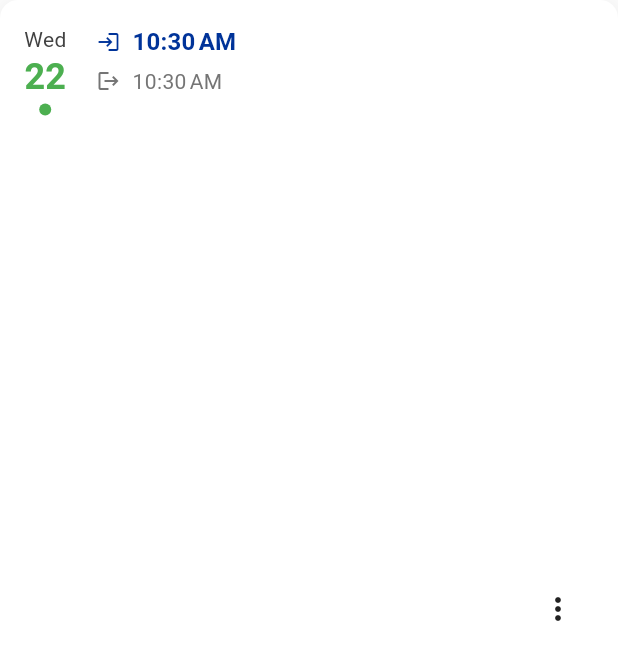
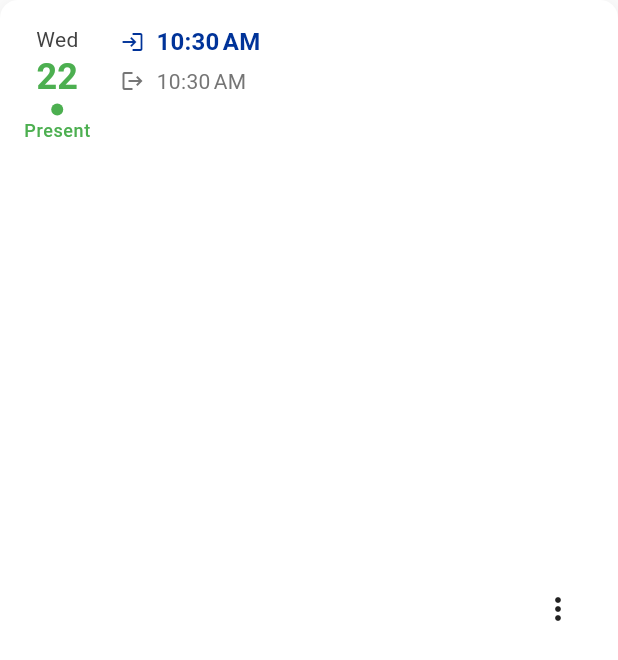
Before and after one commit to mohammad19169/DigiSoft_HRMS, a Flutter app: the _AttendanceCard widget shown alone on an empty page, opened directly with empty values, on a phone screen of 412 x 824 dp. Shown: the top 660 px of the screen. Run offline on Flutter 3.47's test engine with Material 3 defaults, Android fonts, the light colour scheme and no system bars; our stand-ins replace geolocator, google_maps_flutter, shared_preferences; accounts and stored records are empty; network calls fail.

Commit message:
added status dots for att filter screen

```diff
--- a/digisoft_app/lib/Attendance/screens/timesheet.dart
+++ b/digisoft_app/lib/Attendance/screens/timesheet.dart
@@ -459,13 +459,13 @@ class _AttendanceFilterScreenState extends State<AttendanceFilterScreen> {
                                     icon: Icons.access_time,
                                     label: 'Half Days',
                                     value: '${_statistics!['halfDays']}',
-                                    color: Colors.orange,
+                                    color: Colors.blue,
                                   ),
                                   _StatItem(
                                     icon: Icons.event_available,
                                     label: 'Leave',
                                     value: '${_statistics!['leaveDays']}',
-                                    color: Colors.blue,
+                                    color: Colors.orange,
                                   ),
                                 ],
                               ),
@@ -571,47 +571,59 @@ class _AttendanceCard extends StatelessWidget {
     final dayName = DateFormat.E().format(date);
     final dayNum = DateFormat.d().format(date);
 
+    // Debug the record to see what values we have
+    print('🎯 CARD DEBUG - Date: ${record['attendanceDate']}');
+    print('   statusName: ${record['statusName']}');
+    print('   isAbsent: ${record['isAbsent']}');
+    print('   isOnLeave: ${record['isOnLeave']}');
+    print('   isHalfDay: ${record['isHalfDay']}');
+    print('   isLate: ${record['isLate']}');
+    print('   actualStartTime: ${record['actualStartTime']}');
+
     Color statusColor = Colors.green;
-    Widget statusDot = Container(
+    String statusText = 'Present';
+    bool isLate = false;
+
+    // Use statusName as the primary indicator since it's more reliable
+    final statusName = (record['statusName'] ?? '').toString().toLowerCase();
+
+    if (statusName.contains('absent') || record['isAbsent'] == true) {
+      statusColor = Colors.red;
+      statusText = 'Absent';
+    } else if (statusName.contains('leave') || record['isOnLeave'] == true) {
+      statusColor = Colors.orange;
+      statusText = 'On Leave';
+    } else if (statusName.contains('half') || record['isHalfDay'] == true) {
+      statusColor = Colors.blue;
+      statusText = 'Half Day';
+    } else if (record['actualStartTime'] == null) {
+      // If no check-in time and no specific status, assume absent
+      statusColor = Colors.red;
+      statusText = 'Absent';
+    } else {
+      // If we reach here, it's a present day
+      statusColor = Colors.green;
+      statusText = 'Present';
+
+      // Check if it's late (but keep the green color)
+      if (record['isLate'] == true || statusName.contains('late') ||
+          (record['lateBy'] != null && record['lateBy'].toString().isNotEmpty)) {
+        isLate = true;
+        // Don't change the color to orange, keep it green but we'll show "Late" text
+      }
+    }
+
+    // Create status dot
+    final statusDot = Container(
       width: 8,
       height: 8,
       decoration: BoxDecoration(
-        color: Colors.green,
+        color: statusColor,
         shape: BoxShape.circle,
       ),
     );
 
-    if (record['isAbsent'] == true) {
-      statusColor = Colors.red;
-      statusDot = Container(
-        width: 8,
-        height: 8,
-        decoration: BoxDecoration(
-          color: Colors.red,
-          shape: BoxShape.circle,
-        ),
-      );
-    } else if (record['isOnLeave'] == true) {
-      statusColor = Colors.orange;
-      statusDot = Container(
-        width: 8,
-        height: 8,
-        decoration: BoxDecoration(
-          color: Colors.orange,
-          shape: BoxShape.circle,
-        ),
-      );
-    } else if (record['isHalfDay'] == true) {
-      statusColor = Colors.blue;
-      statusDot = Container(
-        width: 8,
-        height: 8,
-        decoration: BoxDecoration(
-          color: Colors.blue,
-          shape: BoxShape.circle,
-        ),
-      );
-    }
+    print('   → Final Status: $statusText, Color: $statusColor, Is Late: $isLate');
 
     return Container(
       margin: const EdgeInsets.only(bottom: 12),
@@ -646,6 +658,14 @@ class _AttendanceCard extends StatelessWidget {
                 ),
                 const SizedBox(height: 4),
                 statusDot,
+                const SizedBox(height: 2),
+                Text(
+                  isLate ? 'Late' : statusText, // Show "Late" instead of "Present" if late
+                  style: theme.textTheme.bodySmall?.copyWith(
+                    color: isLate ? Colors.orange : statusColor, // Late text in orange
+                    fontWeight: FontWeight.w500,
+                  ),
+                ),
               ],
             ),
             const SizedBox(width: 20),
@@ -722,7 +742,6 @@ class _AttendanceCard extends StatelessWidget {
       ),
     );
   }
-
   void _showAttendanceDetails(BuildContext context, Map<String, dynamic> record) {
     final theme = Theme.of(context);
 
```
